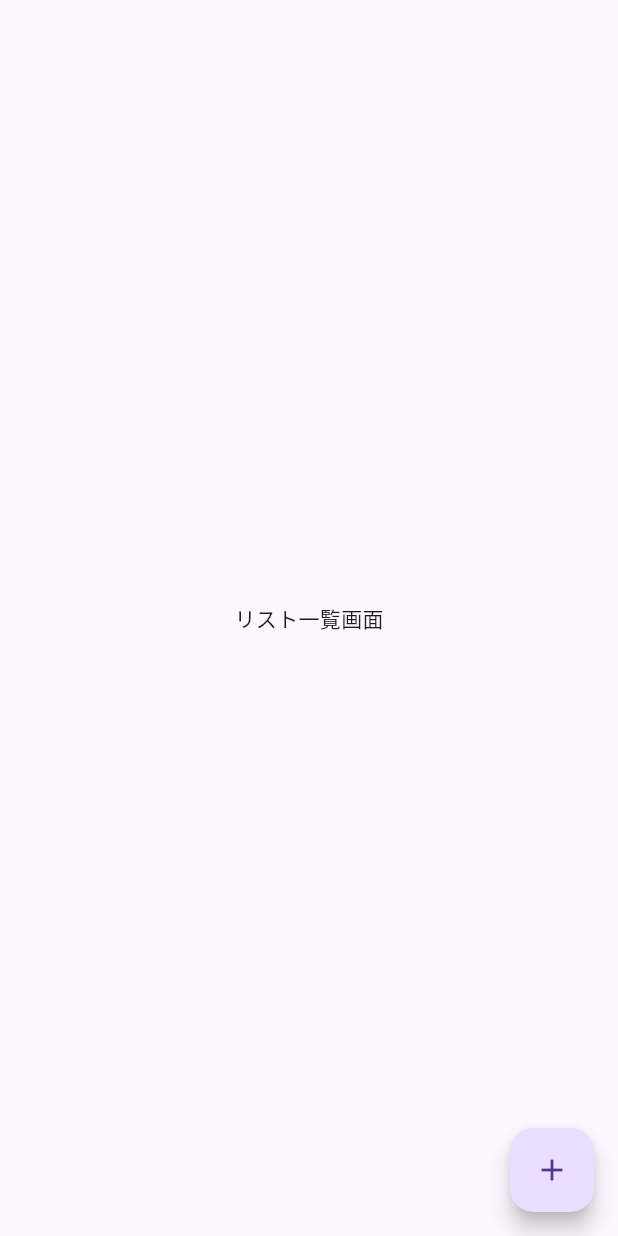
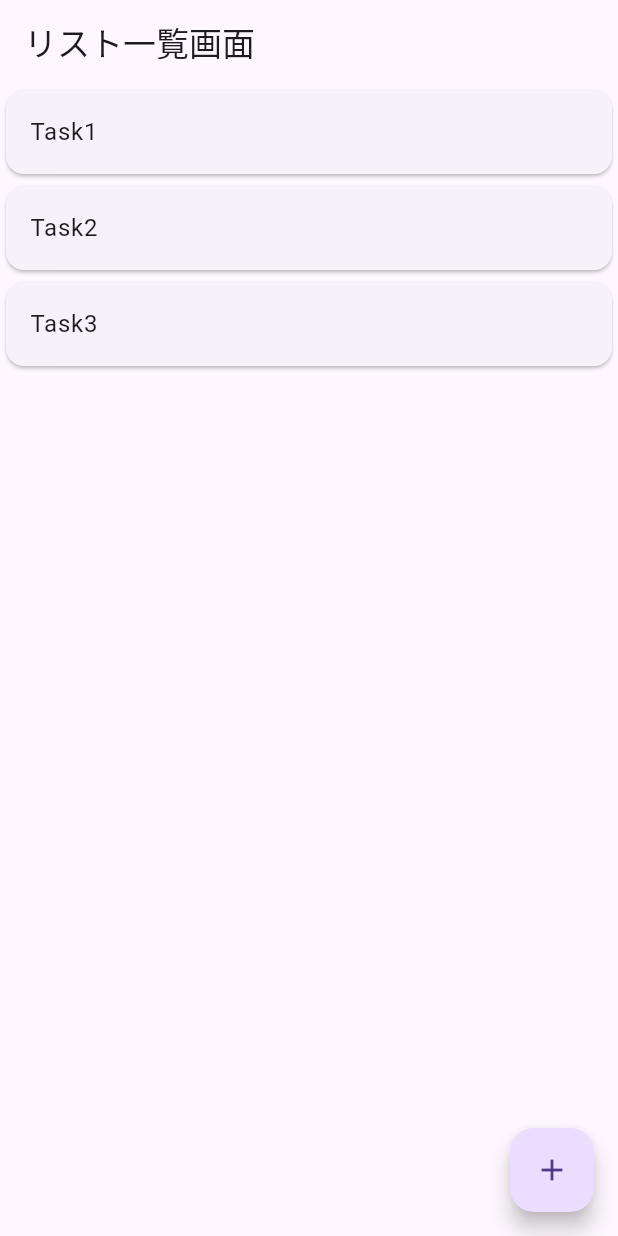
Before and after one commit to railgun-0402/task_manage_flutter, a Flutter app: the screen it shows after launch, on a phone screen of 412 x 824 dp. Run offline on Flutter 3.47's test engine with Material 3 defaults, Android fonts, the light colour scheme and no system bars.

Commit message:
create list page

```diff
--- a/lib/views/my_top_screen.dart
+++ b/lib/views/my_top_screen.dart
@@ -22,8 +22,16 @@ class TodoListPage extends StatelessWidget {
   @override
   Widget build(BuildContext context) {
     return Scaffold(
-      body: const Center(
-        child: Text('リスト一覧画面'),
+      appBar: AppBar(
+        title: const Text('リスト一覧画面'),
+      ),
+      body: ListView(
+        children: const <Widget> [
+          Card(child: ListTile(title: Text('Task1'))),
+          Card(child: ListTile(title: Text('Task2'))),
+          Card(child: ListTile(title: Text('Task3'))),
+        ],
+
       ),
       floatingActionButton: FloatingActionButton(
           onPressed: () {
```
